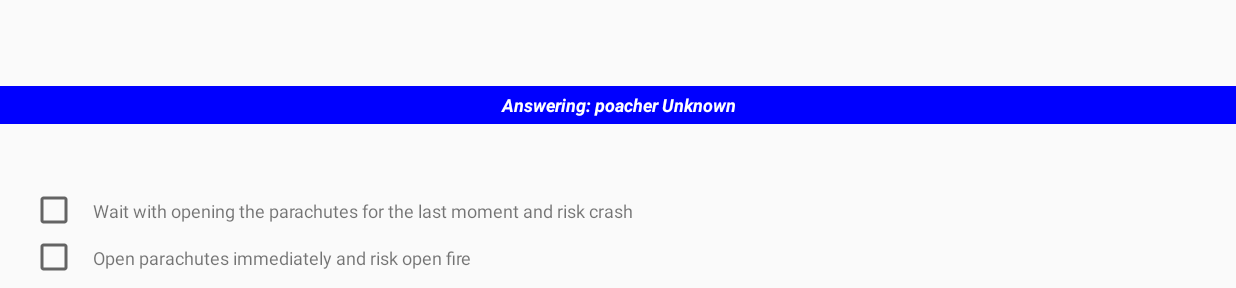
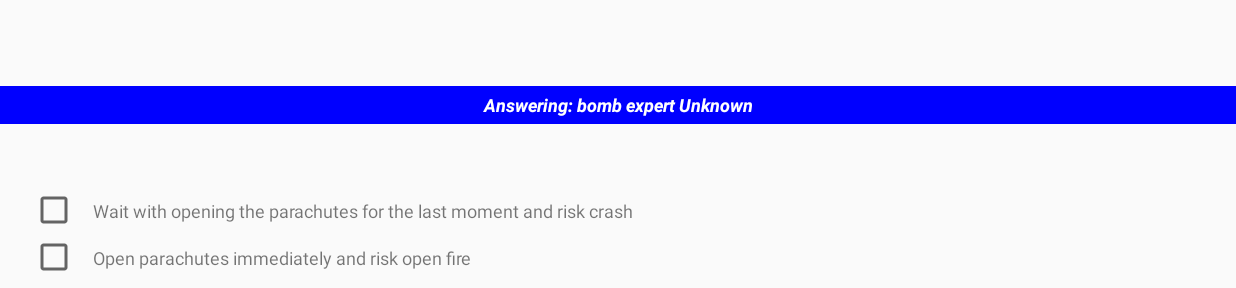
Before and after one commit to shanemat/Cerberus, an Android app: the fragment StoryFragment placed in its activity, on a phone screen of 824 x 412 dp (held sideways). Shown: the part 197-485 px from the top of the screen. Run offline under Robolectric (Android 15) with nearby library versions, the phone set to English and light mode, and no system bars.

Commit message:
Modify the structure of story nodes
Now the roles are extracted to its special structure.

```diff
--- a/app/src/main/java/cz/cvut/fit/android/cerberus/presentation/story/StoryFragment.kt
+++ b/app/src/main/java/cz/cvut/fit/android/cerberus/presentation/story/StoryFragment.kt
@@ -88,7 +88,7 @@ class StoryFragment internal constructor() : Fragment() {
     }
 
     private fun moveForward(chosenAnswer: StoryAnswer) {
-        val role = currentStoryNode.role
+        val role = currentStoryNode.gameRole
         if (shouldStartGame(role)) {
             startGame(role)
         } else {
@@ -155,7 +155,7 @@ class StoryFragment internal constructor() : Fragment() {
     }
 
     private fun updateRoleText() {
-        val roleName = currentStoryNode.role.getName(this.activity!!)
+        val roleName = currentStoryNode.answeringRole.getName(this.activity!!)
         val baseName = getBaseName()
         storyRoleTextView.text = resources.getString(R.string.role_text, roleName, baseName)
     }
--- a/app/src/main/java/cz/cvut/fit/android/cerberus/structures/story/chapters/first/ActFirstThinkLater.kt
+++ b/app/src/main/java/cz/cvut/fit/android/cerberus/structures/story/chapters/first/ActFirstThinkLater.kt
@@ -6,12 +6,14 @@ import cz.cvut.fit.android.cerberus.structures.enums.PlayerRole
 import cz.cvut.fit.android.cerberus.structures.story.node.StoryLinks
 import cz.cvut.fit.android.cerberus.structures.story.node.StoryNode
 import cz.cvut.fit.android.cerberus.structures.story.node.StoryResources
+import cz.cvut.fit.android.cerberus.structures.story.node.StoryRoles
 
 class ActFirstThinkLater(previousID: Long)
     : StoryNode(StoryLinks(5, previousID, 7, true),
-                StoryResources(R.string.act_first_think_later_text, PlayerRole.POACHER, awardedPoints = 1)) {
+                StoryRoles(PlayerRole.BOMB_EXPERT, PlayerRole.POACHER),
+                StoryResources(R.string.act_first_think_later_text, 1)) {
 
     init {
-        addAnswer(StoryAnswer(R.string.poacher_call_out, role, 7, 8))
+        addAnswer(StoryAnswer(R.string.poacher_call_out, answeringRole, 7, 8))
     }
 }
--- a/app/src/main/java/cz/cvut/fit/android/cerberus/structures/story/chapters/first/Beginning.kt
+++ b/app/src/main/java/cz/cvut/fit/android/cerberus/structures/story/chapters/first/Beginning.kt
@@ -6,13 +6,15 @@ import cz.cvut.fit.android.cerberus.structures.enums.PlayerRole
 import cz.cvut.fit.android.cerberus.structures.story.node.StoryLinks
 import cz.cvut.fit.android.cerberus.structures.story.node.StoryNode
 import cz.cvut.fit.android.cerberus.structures.story.node.StoryResources
+import cz.cvut.fit.android.cerberus.structures.story.node.StoryRoles
 
 class Beginning()
     : StoryNode(StoryLinks(0, 0, 0, false),
-                StoryResources(R.string.beginning_text, PlayerRole.POACHER, awardedPoints = 0)) {
+                StoryRoles(PlayerRole.BOMB_EXPERT),
+                StoryResources(R.string.beginning_text, 0)) {
 
     init {
-        addAnswer(StoryAnswer(R.string.beginning_answer_wait_little_longer, role, 1))
-        addAnswer(StoryAnswer(R.string.beginning_answer_open_parachutes, role, 2))
+        addAnswer(StoryAnswer(R.string.beginning_answer_wait_little_longer, answeringRole, 1))
+        addAnswer(StoryAnswer(R.string.beginning_answer_open_parachutes, answeringRole, 2))
     }
 }
--- a/app/src/main/java/cz/cvut/fit/android/cerberus/structures/story/chapters/first/DesertAmbush.kt
+++ b/app/src/main/java/cz/cvut/fit/android/cerberus/structures/story/chapters/first/DesertAmbush.kt
@@ -6,10 +6,12 @@ import cz.cvut.fit.android.cerberus.structures.enums.PlayerRole
 import cz.cvut.fit.android.cerberus.structures.story.node.StoryLinks
 import cz.cvut.fit.android.cerberus.structures.story.node.StoryNode
 import cz.cvut.fit.android.cerberus.structures.story.node.StoryResources
+import cz.cvut.fit.android.cerberus.structures.story.node.StoryRoles
 
 class DesertAmbush(previousID: Long)
     : StoryNode(StoryLinks(3, previousID, 7, true),
-                StoryResources(R.string.desert_ambush_text, PlayerRole.POACHER, awardedPoints = 0)) {
+                StoryRoles(PlayerRole.BOMB_EXPERT, PlayerRole.POACHER),
+                StoryResources(R.string.desert_ambush_text, 0)) {
 
     init {
         addAnswer(StoryAnswer(R.string.poacher_call_out, PlayerRole.POACHER, 7, 8))
--- a/app/src/main/java/cz/cvut/fit/android/cerberus/structures/story/chapters/first/PatrolAmbush.kt
+++ b/app/src/main/java/cz/cvut/fit/android/cerberus/structures/story/chapters/first/PatrolAmbush.kt
@@ -6,10 +6,12 @@ import cz.cvut.fit.android.cerberus.structures.enums.PlayerRole
 import cz.cvut.fit.android.cerberus.structures.story.node.StoryLinks
 import cz.cvut.fit.android.cerberus.structures.story.node.StoryNode
 import cz.cvut.fit.android.cerberus.structures.story.node.StoryResources
+import cz.cvut.fit.android.cerberus.structures.story.node.StoryRoles
 
 class PatrolAmbush(previousID: Long)
     : StoryNode(StoryLinks(6, previousID, 7, true),
-                StoryResources(R.string.patrol_ambush_text, PlayerRole.POACHER, awardedPoints = 0)) {
+                StoryRoles(PlayerRole.BOMB_EXPERT, PlayerRole.POACHER),
+                StoryResources(R.string.patrol_ambush_text, 0)) {
 
     init {
         addAnswer(StoryAnswer(R.string.poacher_call_out, PlayerRole.POACHER, 7, 8))
--- a/app/src/main/java/cz/cvut/fit/android/cerberus/structures/story/chapters/first/ScoutingPaysOff.kt
+++ b/app/src/main/java/cz/cvut/fit/android/cerberus/structures/story/chapters/first/ScoutingPaysOff.kt
@@ -6,10 +6,12 @@ import cz.cvut.fit.android.cerberus.structures.enums.PlayerRole
 import cz.cvut.fit.android.cerberus.structures.story.node.StoryLinks
 import cz.cvut.fit.android.cerberus.structures.story.node.StoryNode
 import cz.cvut.fit.android.cerberus.structures.story.node.StoryResources
+import cz.cvut.fit.android.cerberus.structures.story.node.StoryRoles
 
 class ScoutingPaysOff(previousID: Long)
     : StoryNode(StoryLinks(4, previousID, 7, true),
-                StoryResources(R.string.scouting_pays_off_text, PlayerRole.POACHER, awardedPoints = 1)) {
+                StoryRoles(PlayerRole.BOMB_EXPERT, PlayerRole.POACHER),
+                StoryResources(R.string.scouting_pays_off_text, 1)) {
 
     init {
         addAnswer(StoryAnswer(R.string.poacher_call_out, PlayerRole.POACHER, 7, 8))
--- a/app/src/main/java/cz/cvut/fit/android/cerberus/structures/story/chapters/second/ComeInside.kt
+++ b/app/src/main/java/cz/cvut/fit/android/cerberus/structures/story/chapters/second/ComeInside.kt
@@ -6,10 +6,12 @@ import cz.cvut.fit.android.cerberus.structures.enums.PlayerRole
 import cz.cvut.fit.android.cerberus.structures.story.node.StoryLinks
 import cz.cvut.fit.android.cerberus.structures.story.node.StoryNode
 import cz.cvut.fit.android.cerberus.structures.story.node.StoryResources
+import cz.cvut.fit.android.cerberus.structures.story.node.StoryRoles
 
 class ComeInside(previousID: Long)
     : StoryNode(StoryLinks(11, previousID, 17, true),
-                StoryResources(R.string.come_inside_text, PlayerRole.PORTER, awardedPoints = 1)) {
+                StoryRoles(PlayerRole.POACHER, PlayerRole.PORTER),
+                StoryResources(R.string.come_inside_text, 1)) {
 
     init {
         addAnswer(StoryAnswer(R.string.porter_call_out, PlayerRole.PORTER, 13, 14))
--- a/app/src/main/java/cz/cvut/fit/android/cerberus/structures/story/chapters/second/GunsBlazing.kt
+++ b/app/src/main/java/cz/cvut/fit/android/cerberus/structures/story/chapters/second/GunsBlazing.kt
@@ -6,10 +6,12 @@ import cz.cvut.fit.android.cerberus.structures.enums.PlayerRole
 import cz.cvut.fit.android.cerberus.structures.story.node.StoryLinks
 import cz.cvut.fit.android.cerberus.structures.story.node.StoryNode
 import cz.cvut.fit.android.cerberus.structures.story.node.StoryResources
+import cz.cvut.fit.android.cerberus.structures.story.node.StoryRoles
 
 class GunsBlazing(previousID: Long)
     : StoryNode(StoryLinks(9, previousID,15, true),
-                StoryResources(R.string.guns_blazing_text, PlayerRole.PORTER, awardedPoints = 0)) {
+                StoryRoles(PlayerRole.POACHER, PlayerRole.PORTER),
+                StoryResources(R.string.guns_blazing_text, 0)) {
 
     init {
         addAnswer(StoryAnswer(R.string.porter_call_out, PlayerRole.PORTER, 13, 14))
--- a/app/src/main/java/cz/cvut/fit/android/cerberus/structures/story/chapters/second/PoacherFailure.kt
+++ b/app/src/main/java/cz/cvut/fit/android/cerberus/structures/story/chapters/second/PoacherFailure.kt
@@ -6,10 +6,12 @@ import cz.cvut.fit.android.cerberus.structures.enums.PlayerRole
 import cz.cvut.fit.android.cerberus.structures.story.node.StoryLinks
 import cz.cvut.fit.android.cerberus.structures.story.node.StoryNode
 import cz.cvut.fit.android.cerberus.structures.story.node.StoryResources
+import cz.cvut.fit.android.cerberus.structures.story.node.StoryRoles
 
 class PoacherFailure(previousID: Long)
     : StoryNode(StoryLinks(8, previousID, 10, false),
-                StoryResources(R.string.poacher_game_failure_text, PlayerRole.PORTER, PlayerRole.POACHER, awardedPoints = 0)) {
+                StoryRoles(PlayerRole.POACHER),
+                StoryResources(R.string.poacher_game_failure_text, 0)) {
 
     init {
         addAnswer(StoryAnswer(R.string.poacher_game_guns_blazing, PlayerRole.PORTER, 9))
--- a/app/src/main/java/cz/cvut/fit/android/cerberus/structures/story/chapters/second/PoacherSuccess.kt
+++ b/app/src/main/java/cz/cvut/fit/android/cerberus/structures/story/chapters/second/PoacherSuccess.kt
@@ -6,10 +6,12 @@ import cz.cvut.fit.android.cerberus.structures.enums.PlayerRole
 import cz.cvut.fit.android.cerberus.structures.story.node.StoryLinks
 import cz.cvut.fit.android.cerberus.structures.story.node.StoryNode
 import cz.cvut.fit.android.cerberus.structures.story.node.StoryResources
+import cz.cvut.fit.android.cerberus.structures.story.node.StoryRoles
 
 class PoacherSuccess(previousID: Long)
     : StoryNode(StoryLinks(7, previousID, 10, false),
-                StoryResources(R.string.poacher_game_success_text, PlayerRole.PORTER, PlayerRole.POACHER, awardedPoints = 0)) {
+                StoryRoles(PlayerRole.POACHER),
+                StoryResources(R.string.poacher_game_success_text, 0)) {
 
     init {
         addAnswer(StoryAnswer(R.string.poacher_game_guns_blazing, PlayerRole.PORTER, 9))
--- a/app/src/main/java/cz/cvut/fit/android/cerberus/structures/story/chapters/second/ShootASAP.kt
+++ b/app/src/main/java/cz/cvut/fit/android/cerberus/structures/story/chapters/second/ShootASAP.kt
@@ -6,10 +6,12 @@ import cz.cvut.fit.android.cerberus.structures.enums.PlayerRole
 import cz.cvut.fit.android.cerberus.structures.story.node.StoryLinks
 import cz.cvut.fit.android.cerberus.structures.story.node.StoryNode
 import cz.cvut.fit.android.cerberus.structures.story.node.StoryResources
+import cz.cvut.fit.android.cerberus.structures.story.node.StoryRoles
 
 class ShootASAP(previousID: Long)
     : StoryNode(StoryLinks(12, previousID, 17, true),
-                StoryResources(R.string.shoot_asap_text, PlayerRole.PORTER, awardedPoints = 0)) {
+                StoryRoles(PlayerRole.POACHER, PlayerRole.PORTER),
+                StoryResources(R.string.shoot_asap_text, 0)) {
 
     init {
         addAnswer(StoryAnswer(R.string.porter_call_out, PlayerRole.PORTER, 13, 14))
--- a/app/src/main/java/cz/cvut/fit/android/cerberus/structures/story/chapters/second/SneakySneaky.kt
+++ b/app/src/main/java/cz/cvut/fit/android/cerberus/structures/story/chapters/second/SneakySneaky.kt
@@ -6,10 +6,12 @@ import cz.cvut.fit.android.cerberus.structures.enums.PlayerRole
 import cz.cvut.fit.android.cerberus.structures.story.node.StoryLinks
 import cz.cvut.fit.android.cerberus.structures.story.node.StoryNode
 import cz.cvut.fit.android.cerberus.structures.story.node.StoryResources
+import cz.cvut.fit.android.cerberus.structures.story.node.StoryRoles
 
 class SneakySneaky(previousID: Long)
     : StoryNode(StoryLinks(10, previousID, 13, false),
-                StoryResources(R.string.sneaky_sneaky_text, PlayerRole.PORTER, awardedPoints = 1)) {
+                StoryRoles(PlayerRole.POACHER, PlayerRole.PORTER),
+                StoryResources(R.string.sneaky_sneaky_text, 1)) {
 
     init {
         addAnswer(StoryAnswer(R.string.sneaky_sneaky_come_inside, PlayerRole.PORTER, 11))
--- a/app/src/main/java/cz/cvut/fit/android/cerberus/structures/story/node/StoryNode.kt
+++ b/app/src/main/java/cz/cvut/fit/android/cerberus/structures/story/node/StoryNode.kt
@@ -4,18 +4,22 @@ import android.content.Context
 import cz.cvut.fit.android.cerberus.structures.enums.PlayerRole
 import cz.cvut.fit.android.cerberus.structures.answers.StoryAnswer
 
-abstract class StoryNode(links: StoryLinks, resources: StoryResources) {
+abstract class StoryNode(links: StoryLinks,
+                         roles: StoryRoles,
+                         resources: StoryResources) {
 
     val ID = links.ID
     val previousID = links.previousID
     val progress = links.progress
     val leadsToGame = links.leadsToGame
 
-    val role = resources.role
+    val answeringRole = roles.answeringRole
+    val gameRole = roles.gameRole
+
     val awardedPoints = resources.awardedPoints
 
     private val textResourceID = resources.textResourceID
-    private val textRole = resources.textRole
+    private val textRole = roles.textRole
     private val baseName = getBaseName()
 
     var answers: ArrayList<StoryAnswer> = ArrayList()
@@ -40,7 +44,9 @@ data class StoryLinks(val ID: Long,
                       val progress: Int,
                       val leadsToGame: Boolean)
 
+data class StoryRoles(val answeringRole: PlayerRole,
+                      val gameRole: PlayerRole = answeringRole,
+                      val textRole: PlayerRole = answeringRole)
+
 data class StoryResources(val textResourceID: Int,
-                          val role: PlayerRole,
-                          val textRole: PlayerRole = role,
                           val awardedPoints: Int)
--- a/app/src/main/java/cz/cvut/fit/android/cerberus/structures/story/node/UnknownNode.kt
+++ b/app/src/main/java/cz/cvut/fit/android/cerberus/structures/story/node/UnknownNode.kt
@@ -9,7 +9,8 @@ import cz.cvut.fit.android.cerberus.structures.story.node.StoryResources
 
 class UnknownNode(previousID: Long)
     : StoryNode(StoryLinks(-1, previousID, 0, false),
-                StoryResources(R.string.unknown_node_text, PlayerRole.POACHER, awardedPoints = 0)) {
+                StoryRoles(PlayerRole.POACHER),
+                StoryResources(R.string.unknown_node_text, 0)) {
 
     init {
         addAnswer(StoryAnswer(R.string.unknown_node_answer, PlayerRole.POACHER, 0))
```
Also changed, not shown: app/src/main/java/cz/cvut/fit/android/cerberus/structures/story/chapters/first/HardLanding.kt (+5 -3 lines), app/src/main/java/cz/cvut/fit/android/cerberus/structures/story/chapters/first/Parachutes.kt (+5 -3 lines).
